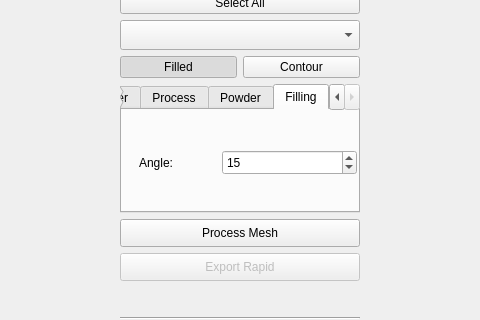
First picture: the form in robpath_planning/resources/robpath.ui, repository openlmd/robpath, before the edit; both pictures show x 210 to 690 and y 204 to 524 of the 900 by 700 pixel window.
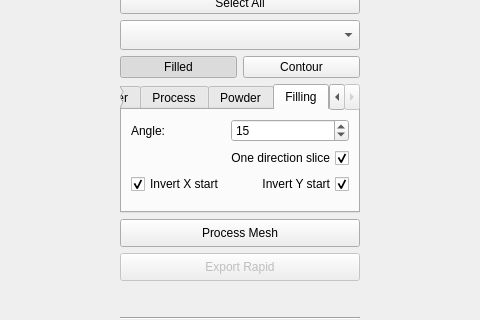
Second picture: the form after the edit. The open tabs and pages were chosen to show the change. Icons and pictures are not drawn.

Commit message: Next slice start point for one piece

What changed in the file:
```diff
--- a/robpath_planning/resources/robpath.ui
+++ b/robpath_planning/resources/robpath.ui
@@ -557,59 +557,88 @@
        <attribute name="title">
         <string>Filling</string>
        </attribute>
-       <widget class="QDoubleSpinBox" name="sbFilling">
-        <property name="geometry">
-         <rect>
-          <x>100</x>
-          <y>40</y>
-          <width>135</width>
-          <height>25</height>
-         </rect>
-        </property>
-        <property name="minimumSize">
-         <size>
-          <width>0</width>
-          <height>20</height>
-         </size>
-        </property>
-        <property name="font">
-         <font>
-          <weight>50</weight>
-          <bold>false</bold>
-         </font>
-        </property>
-        <property name="decimals">
-         <number>0</number>
-        </property>
-        <property name="minimum">
-         <double>-360.000000000000000</double>
-        </property>
-        <property name="maximum">
-         <double>360.000000000000000</double>
-        </property>
-        <property name="value">
-         <double>15.000000000000000</double>
-        </property>
-       </widget>
-       <widget class="QLabel" name="lblFilling">
-        <property name="geometry">
-         <rect>
-          <x>17</x>
-          <y>40</y>
-          <width>49</width>
-          <height>25</height>
-         </rect>
-        </property>
-        <property name="font">
-         <font>
-          <weight>50</weight>
-          <bold>false</bold>
-         </font>
-        </property>
-        <property name="text">
-         <string>Angle:   </string>
-        </property>
-       </widget>
+       <layout class="QFormLayout" name="formLayout_6">
+        <item row="0" column="0">
+         <widget class="QLabel" name="lblFilling">
+          <property name="font">
+           <font>
+            <weight>50</weight>
+            <bold>false</bold>
+           </font>
+          </property>
+          <property name="text">
+           <string>Angle:   </string>
+          </property>
+         </widget>
+        </item>
+        <item row="0" column="1">
+         <widget class="QDoubleSpinBox" name="sbFilling">
+          <property name="minimumSize">
+           <size>
+            <width>0</width>
+            <height>20</height>
+           </size>
+          </property>
+          <property name="font">
+           <font>
+            <weight>50</weight>
+            <bold>false</bold>
+           </font>
+          </property>
+          <property name="decimals">
+           <number>0</number>
+          </property>
+          <property name="minimum">
+           <double>-360.000000000000000</double>
+          </property>
+          <property name="maximum">
+           <double>360.000000000000000</double>
+          </property>
+          <property name="value">
+           <double>15.000000000000000</double>
+          </property>
+         </widget>
+        </item>
+        <item row="1" column="0" colspan="2">
+         <widget class="QCheckBox" name="checkBoxSliceOnedir">
+          <property name="layoutDirection">
+           <enum>Qt::RightToLeft</enum>
+          </property>
+          <property name="text">
+           <string>One direction slice</string>
+          </property>
+          <property name="checked">
+           <bool>true</bool>
+          </property>
+         </widget>
+        </item>
+        <item row="2" column="1">
+         <widget class="QCheckBox" name="checkBoxSliceInvertY">
+          <property name="layoutDirection">
+           <enum>Qt::RightToLeft</enum>
+          </property>
+          <property name="text">
+           <string>Invert Y start</string>
+          </property>
+          <property name="checked">
+           <bool>true</bool>
+          </property>
+         </widget>
+        </item>
+        <item row="2" column="0">
+         <widget class="QCheckBox" name="checkBoxSliceInvertX">
+          <property name="layoutDirection">
+           <enum>Qt::LeftToRight</enum>
+          </property>
+          <property name="text">
+           <string>Invert X start</string>
+          </property>
+          <property name="checked">
+           <bool>true</bool>
+          </property>
+         </widget>
+        </item>
+       </layout>
       </widget>
      </widget>
     </item>
```
Left out of the diff: 1032 changed lines with no effect on the pictures. The commit also changes 3 other files.
